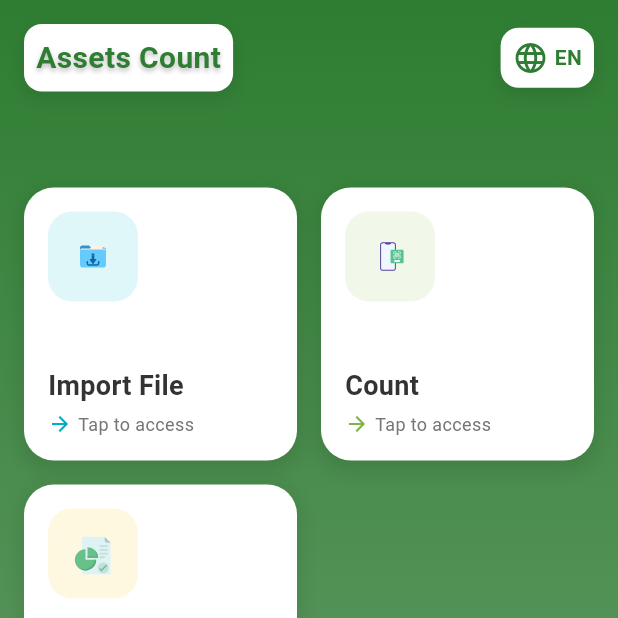
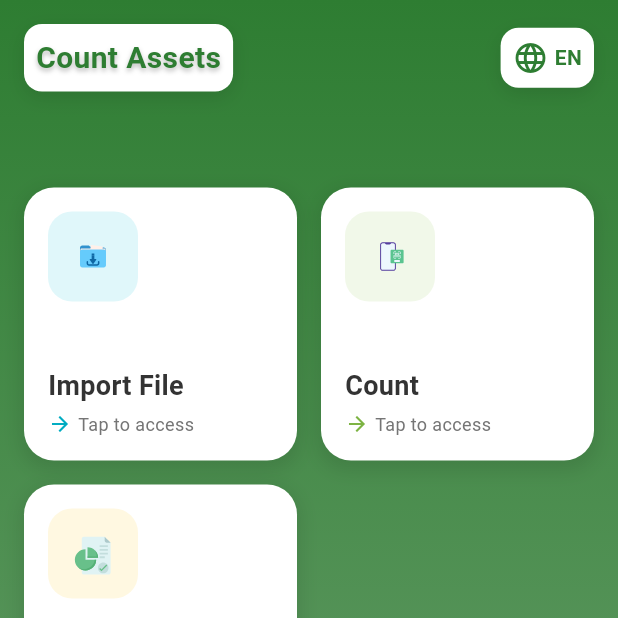
Before and after one commit to PattrawutKhammaAot/CountAssets, a Flutter app: the screen it shows after launch, on a phone screen of 412 x 824 dp, the top half of it. Run offline on Flutter 3.47's test engine with Material 3 defaults, Android fonts, the phone set to English and light mode, and no system bars; our stand-ins replace anim_search_bar, bot_toast, dropdown_button2, easy_localization, file_picker, fl_chart and 11 more; missing offline and left inert: barcode_scan2, excel, syncfusion_flutter_xlsio; accounts and stored records are empty; generated files the repository leaves out were written again.

```diff
--- a/lib/page/main_menu.dart
+++ b/lib/page/main_menu.dart
@@ -162,7 +162,7 @@ class _MenuPageState extends State<MenuPage> with TickerProviderStateMixin {
                 ),
                 padding: const EdgeInsets.all(8),
                 child: Text(
-                  'Assets Count',
+                  'Count Assets',
                   style: TextStyle(
                     fontSize: 20,
                     fontWeight: FontWeight.bold,
```
Also changed, not shown: 1 other file.
